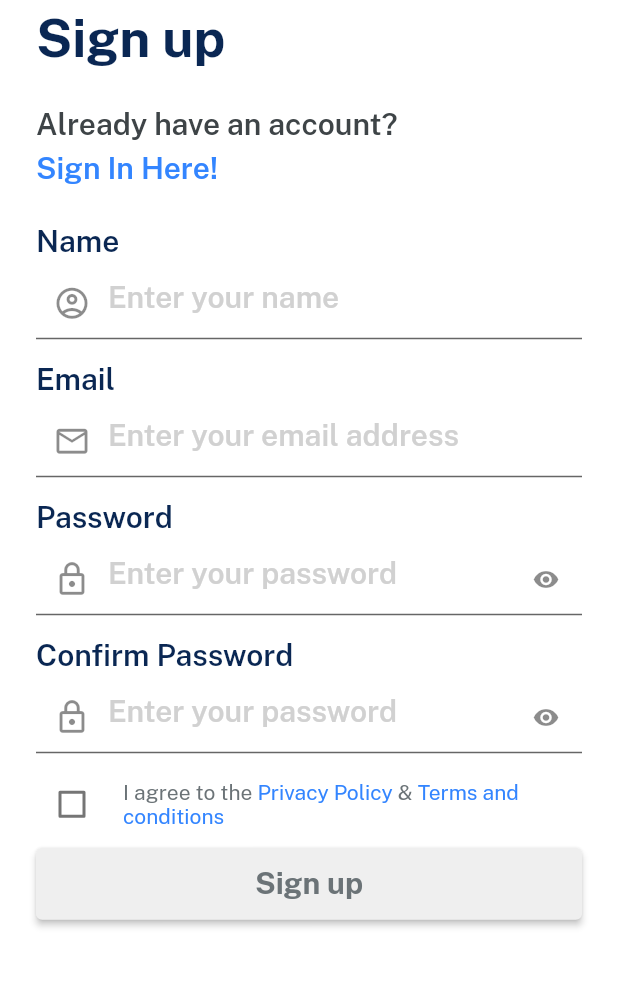
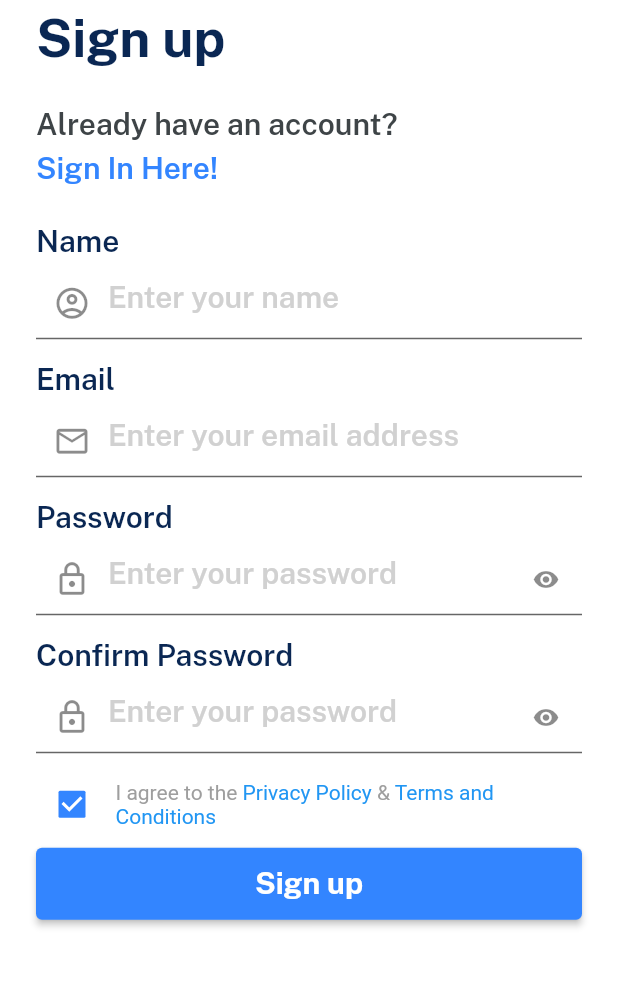
Before and after one commit to mahmudebnezaman/Explorer-Go-User, a Flutter app: the SignUp screen opened directly, on a phone screen of 412 x 824 dp, the part 146-1134 px from its top. Run offline on Flutter 3.47's test engine with Material 2 defaults, Android fonts, the phone set to English and light mode, and no system bars; our stand-ins replace cloud_firestore, firebase_auth, firebase_core, firebase_storage, get, google_sign_in and 2 more; missing offline and left inert: flutter_sslcommerz; accounts and stored records are empty; Roboto replaces fonts that are missing (regular).

Commit message:
T&C Screens Added

```diff
--- a/lib/controllers/auth_controller.dart
+++ b/lib/controllers/auth_controller.dart
@@ -27,6 +27,7 @@ class AuthController extends GetxController {
     } on FirebaseAuthException {
       VxToast.show(context, msg: "Please use valid email & password!");
     }
+    isloading(false);
     return userCredential;
   }
 
@@ -53,6 +54,8 @@ class AuthController extends GetxController {
       'email': email,
       'imageUrl': '',
       'id': auth.currentUser!.uid,
+      'emergency_contact': '',
+      'emergency_contact_name': ''
     });
   }
 
@@ -105,6 +108,8 @@ class AuthController extends GetxController {
       // 'cart_count': '00',
       'wishlist_count': '00',
       'order_count': '00',
+      'emergency_contact': '',
+      'emergency_contact_name': ''
     });
   }
 }
--- a/lib/views/auth_screen/signup_screen.dart
+++ b/lib/views/auth_screen/signup_screen.dart
@@ -1,7 +1,10 @@
 import 'package:explorergocustomer/consts/consts.dart';
+import 'package:explorergocustomer/widgets_common/terms.dart';
+import 'package:flutter/gestures.dart';
 import 'package:explorergocustomer/consts/loading_indicator.dart';
 import 'package:explorergocustomer/views/auth_screen/email_varification_screen.dart';
 import 'package:explorergocustomer/controllers/auth_controller.dart';
+import 'package:explorergocustomer/widgets_common/privacy.dart';
 
 import '../../widgets_common/custom_passwordfeild.dart';
 import '../../widgets_common/custom_textfeild.dart';
@@ -23,7 +26,7 @@ class _SignUpState extends State<SignUp> {
   var nameIcon = const Icon(Icons.account_circle_outlined, size: 25,);
   var emailIcon = const Icon(Icons.email_outlined, size: 25,);
 
-  bool? isCheck = false;
+  bool? isCheck = true;
   bool? isValid = false;
 
   var controller = Get.put(AuthController());
@@ -66,6 +69,7 @@ class _SignUpState extends State<SignUp> {
           );
           }).then((value) {
             VxToast.show(context, msg: signedup);
+            controller.isloading(false);
             Get.to(()=> EmailVarificationScreen(emailaddress: emailController.text,));
          });
       } catch(e){
@@ -158,37 +162,52 @@ class _SignUpState extends State<SignUp> {
                                 isCheck = newValue;
                               });
                           }),
-                          10.widthBox,
+                          5.widthBox,
                           Expanded(
-                            child: RichText(text: const TextSpan(
+                            child: RichText(
+                              text: TextSpan(
                                 children: [
-                                TextSpan(
-                                  text: "I agree to the ", style: TextStyle(
-                                    fontFamily: regular,
-                                    color:fontGrey
+                                  const TextSpan(
+                                    text: "I agree to the ",
+                                    style: TextStyle(
+                                      fontFamily: 'regular',
+                                      color: Colors.grey,
                                     ),
                                   ),
                                   TextSpan(
-                                  text: privacyPolicy, style: TextStyle(
-                                    fontFamily: regular,
-                                    color: primary,
+                                    text: 'Privacy Policy',
+                                    style: const TextStyle(
+                                      fontFamily: 'regular',
+                                      color: Colors.blue,
+                                    ),
+                                    recognizer: TapGestureRecognizer()
+                                      ..onTap = () {
+                                        Get.to(()=> const PrivacyScreen());
+                                      },
+                                  ),
+                                  const TextSpan(
+                                    text: " & ",
+                                    style: TextStyle(
+                                      fontFamily: 'regular',
+                                      color: Colors.grey,
                                     ),
                                   ),
                                   TextSpan(
-                                  text: " & ", style: TextStyle(
-                                    fontFamily: regular,
-                                    color:fontGrey
+                                    text: 'Terms and Conditions',
+                                    style: const TextStyle(
+                                      fontFamily: 'regular',
+                                      color: Colors.blue,
+                                    ),
+                                    recognizer: TapGestureRecognizer()
+                                      ..onTap = () {
+                                        Get.to(()=> const TermsScreen());
+                                      },
+                                  ),
+                                ],
                               ),
                             ),
-                                TextSpan(
-                                  text: termsAndCondition, style: TextStyle(
-                                    fontFamily: regular,
-                                    color: primary,
-                                  ),
                           )
-                            ]
-                            )),
-                          )
+
                         ],
                       ),
                       5.heightBox,
```
Also changed, not shown: lib/controllers/profile_controller.dart (+12 -1 lines), lib/views/profile_screen/add_emergency_contact.dart (added, +89 -0 lines), lib/views/profile_screen/profile_screen.dart (+8 -5 lines), lib/widgets_common/privacy.dart (added, +41 -0 lines), lib/widgets_common/refund.dart (added, +41 -0 lines), lib/widgets_common/terms.dart (added, +41 -0 lines). Lines whose indentation alone changed are shown as unchanged.
